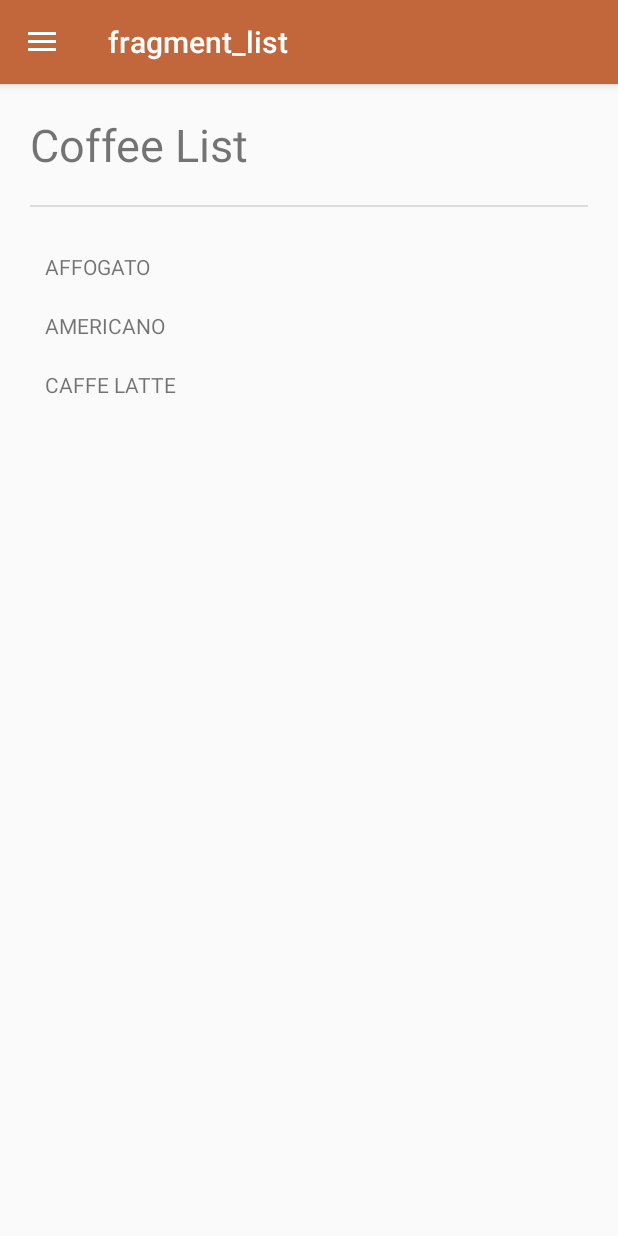
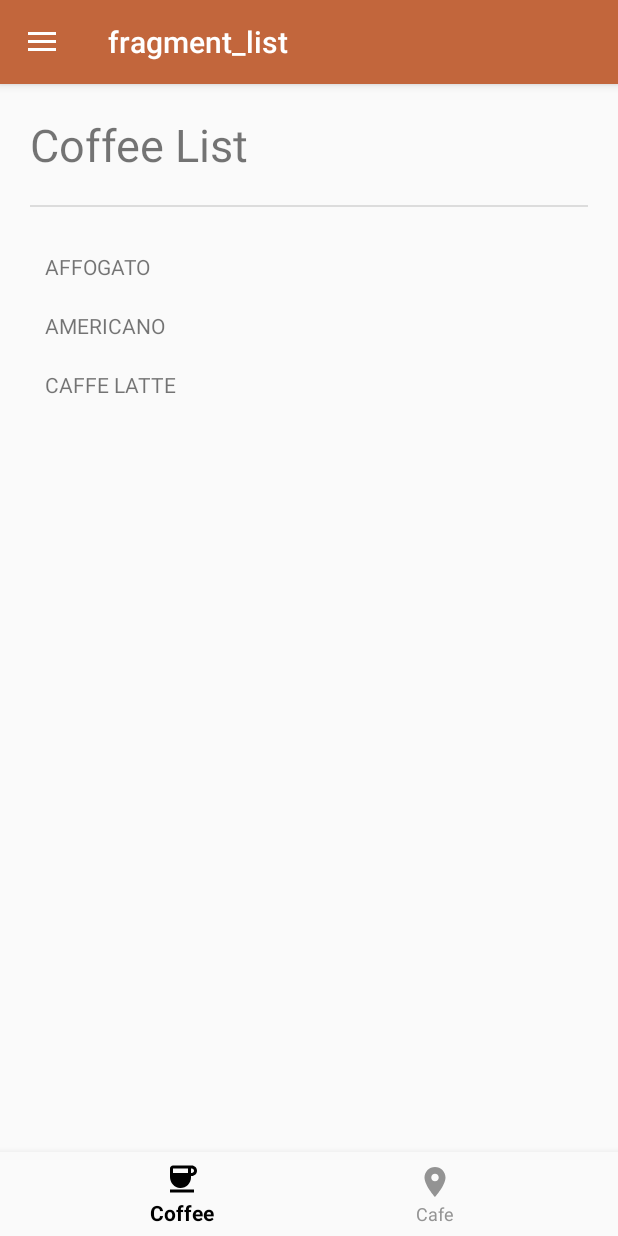
Before and after one commit to Nalaire/LAB_WEEK_04, an Android app: the screen it shows after launch (MainActivity), on a phone screen of 412 x 824 dp. Run offline under Robolectric (Android 15) with nearby library versions, the phone set to English and light mode, and no system bars; our stand-ins replace navigation-ui.

Commit message:
Commit No. 2 – Bottom Navigation

```diff
--- a/app/src/main/java/com/example/lab_week_04/MainActivity.kt
+++ b/app/src/main/java/com/example/lab_week_04/MainActivity.kt
@@ -4,6 +4,7 @@ import androidx.appcompat.app.AppCompatActivity
 import androidx.navigation.findNavController
 import androidx.navigation.fragment.NavHostFragment
 import androidx.navigation.ui.*
+import com.google.android.material.bottomnavigation.BottomNavigationView
 import com.google.android.material.navigation.NavigationView
 class MainActivity : AppCompatActivity() {
     private lateinit var appBarConfiguration: AppBarConfiguration
@@ -19,11 +20,14 @@ class MainActivity : AppCompatActivity() {
         //and adding them to the draw
         appBarConfiguration = AppBarConfiguration(
             setOf(
-                R.id.listFragment, R.id.favoritesFragment
+                R.id.listFragment, R.id.favoritesFragment, R.id.cafeFragment
             ), findViewById(R.id.drawer_layout)
         )
         setupActionBarWithNavController(navController, appBarConfiguration)
         findViewById<NavigationView>(R.id.nav_view)
+            ?.setupWithNavController(navController)
+        // Added this part only
+        findViewById<BottomNavigationView>(R.id.bottom_nav)
             ?.setupWithNavController(navController)
     }
     override fun onSupportNavigateUp(): Boolean {
--- /dev/null
+++ b/app/src/main/res/color/bottom_nav_color.xml
@@ -0,0 +1,5 @@
+<?xml version="1.0" encoding="utf-8"?>
+<selector xmlns:android="http://schemas.android.com/apk/res/android">
+    <item android:state_checked="true" android:color="@color/black" />
+    <item android:state_checked="false" android:color="@color/gray"/>
+</selector>
--- /dev/null
+++ b/app/src/main/res/drawable/cafe.xml
@@ -0,0 +1,5 @@
+<vector xmlns:android="http://schemas.android.com/apk/res/android" android:height="24dp" android:tint="#000000" android:viewportHeight="24" android:viewportWidth="24" android:width="24dp">
+
+    <path android:fillColor="@android:color/white" android:pathData="M12,2C8.13,2 5,5.13 5,9c0,5.25 7,13 7,13s7,-7.75 7,-13c0,-3.87 -3.13,-7 -7,-7zM12,11.5c-1.38,0 -2.5,-1.12 -2.5,-2.5s1.12,-2.5 2.5,-2.5 2.5,1.12 2.5,2.5 -1.12,2.5 -2.5,2.5z"/>
+
+</vector>
--- a/app/src/main/res/layout/app_bar_main.xml
+++ b/app/src/main/res/layout/app_bar_main.xml
@@ -24,4 +24,14 @@
         android:layout_height="wrap_content"
         layout="@layout/content_main"
         app:layout_behavior="@string/appbar_scrolling_view_behavior"/>
+    <com.google.android.material.bottomnavigation.BottomNavigationView
+        android:id="@+id/bottom_nav"
+        android:layout_width="match_parent"
+        android:layout_height="wrap_content"
+        android:layout_gravity="bottom"
+        android:background="?android:attr/windowBackground"
+        app:itemTextColor="@color/bottom_nav_color"
+        app:itemIconTint="@color/bottom_nav_color"
+        app:menu="@menu/bottom_nav_menu"
+        app:labelVisibilityMode="labeled"/>
 </androidx.coordinatorlayout.widget.CoordinatorLayout>
--- /dev/null
+++ b/app/src/main/res/menu/bottom_nav_menu.xml
@@ -0,0 +1,11 @@
+<?xml version="1.0" encoding="utf-8"?>
+<menu xmlns:android="http://schemas.android.com/apk/res/android">
+    <item
+        android:id="@+id/listFragment"
+        android:icon="@drawable/coffee"
+        android:title="@string/bottom_menu_coffee" />
+    <item
+        android:id="@+id/cafeFragment"
+        android:icon="@drawable/cafe"
+        android:title="@string/bottom_menu_cafe" />
+</menu>
--- a/app/src/main/res/navigation/nav_graph.xml
+++ b/app/src/main/res/navigation/nav_graph.xml
@@ -24,4 +24,9 @@
         android:name="com.example.lab_week_04.DetailFragment"
         android:label="fragment_detail"
         tools:layout="@layout/fragment_detail" />
+    <fragment
+        android:id="@+id/cafeFragment2"
+        android:name="com.example.lab_week_04.CafeFragment"
+        android:label="fragment_cafe"
+        tools:layout="@layout/fragment_cafe" />
 </navigation>
```
Also changed, not shown: app/src/main/java/com/example/lab_week_04/CafeFragment.kt (added, +59 -0 lines), app/src/main/res/layout/fragment_cafe.xml (added, +41 -0 lines), 2 other files.
